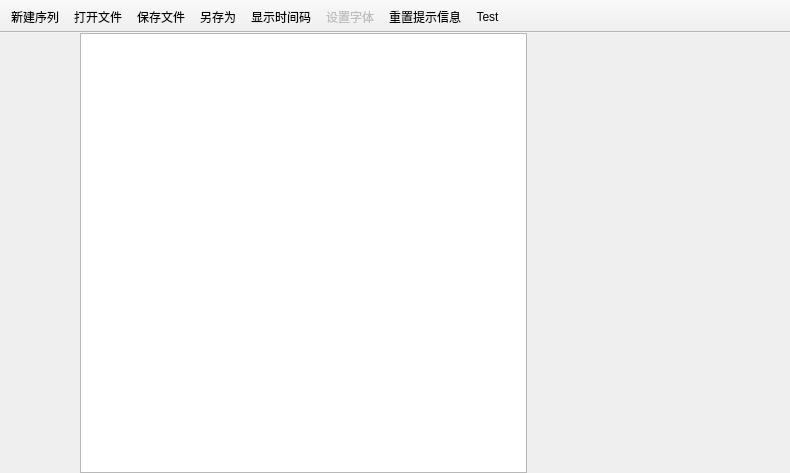
This is PaciMainWindow/pacimainwindow.ui in LambdaXIII/PaciQt as Qt 5 draws it before an edit. The edited form follows.
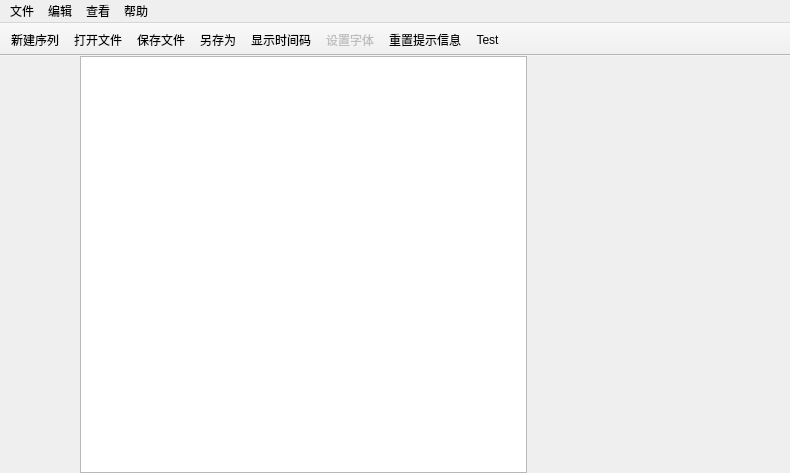
This is the edited form. Icons and pictures are not drawn. Custom widgets are drawn as their Qt base class.

Patch:
```diff
--- a/PaciMainWindow/pacimainwindow.ui
+++ b/PaciMainWindow/pacimainwindow.ui
@@ -81,6 +81,40 @@
      <height>22</height>
     </rect>
    </property>
+   <widget class="QMenu" name="menu">
+    <property name="title">
+     <string>文件</string>
+    </property>
+    <addaction name="actionCreate"/>
+    <addaction name="separator"/>
+    <addaction name="actionOpen"/>
+    <addaction name="actionSave"/>
+    <addaction name="actionSaveAs"/>
+   </widget>
+   <widget class="QMenu" name="menu_2">
+    <property name="title">
+     <string>编辑</string>
+    </property>
+    <addaction name="actionSetupFont"/>
+   </widget>
+   <widget class="QMenu" name="menu_3">
+    <property name="title">
+     <string>查看</string>
+    </property>
+    <addaction name="actionShowTC"/>
+    <addaction name="separator"/>
+    <addaction name="actionResetWarnings"/>
+   </widget>
+   <widget class="QMenu" name="menu_4">
+    <property name="title">
+     <string>帮助</string>
+    </property>
+    <addaction name="actionTest"/>
+   </widget>
+   <addaction name="menu"/>
+   <addaction name="menu_2"/>
+   <addaction name="menu_3"/>
+   <addaction name="menu_4"/>
   </widget>
   <widget class="QToolBar" name="mainToolBar">
    <property name="movable">
```
